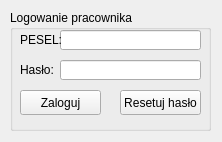
Old version of the form mainwindow.ui in the repository igrek51/psbd_moto_sklep.
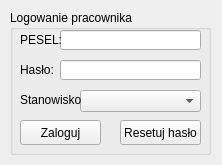
New version of the form.

Patch:
```diff
--- a/mainwindow.ui
+++ b/mainwindow.ui
@@ -7,7 +7,7 @@
     <x>0</x>
     <y>0</y>
     <width>222</width>
-    <height>142</height>
+    <height>165</height>
    </rect>
   </property>
   <property name="windowTitle">
@@ -20,7 +20,7 @@
       <x>10</x>
       <y>10</y>
       <width>201</width>
-      <height>121</height>
+      <height>145</height>
      </rect>
     </property>
     <property name="title">
@@ -76,7 +76,7 @@
      <property name="geometry">
       <rect>
        <x>10</x>
-       <y>80</y>
+       <y>110</y>
        <width>81</width>
        <height>25</height>
       </rect>
@@ -89,7 +89,7 @@
      <property name="geometry">
       <rect>
        <x>110</x>
-       <y>80</y>
+       <y>110</y>
        <width>81</width>
        <height>25</height>
       </rect>
@@ -98,6 +98,29 @@
       <string>Resetuj hasło</string>
      </property>
     </widget>
+    <widget class="QComboBox" name="comboBox">
+     <property name="geometry">
+      <rect>
+       <x>70</x>
+       <y>80</y>
+       <width>121</width>
+       <height>22</height>
+      </rect>
+     </property>
+    </widget>
+    <widget class="QLabel" name="label_3">
+     <property name="geometry">
+      <rect>
+       <x>10</x>
+       <y>80</y>
+       <width>61</width>
+       <height>20</height>
+      </rect>
+     </property>
+     <property name="text">
+      <string>Stanowisko:</string>
+     </property>
+    </widget>
    </widget>
   </widget>
  </widget>
```
